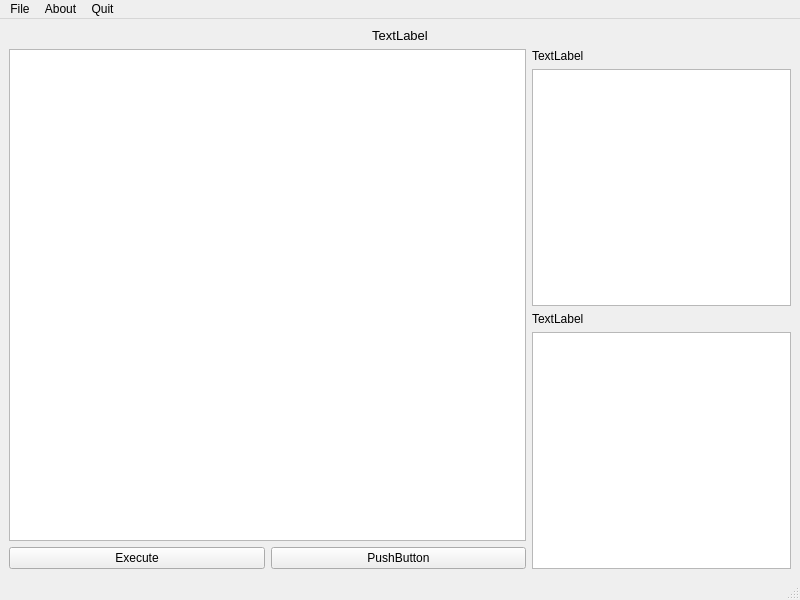
Yormich/Em2, file mainwindow.ui: the form before one commit.
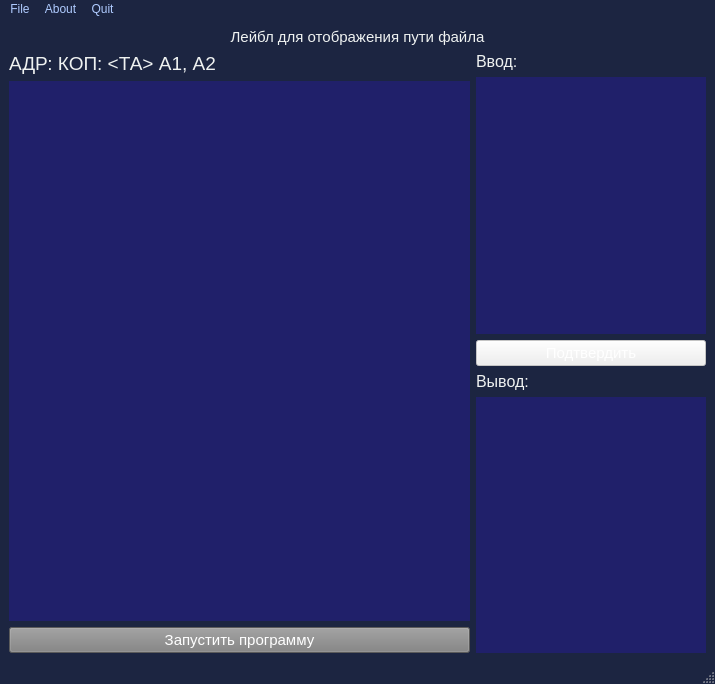
The form after the commit. Icons and pictures are not drawn.

Diff of the .ui file:
```diff
--- a/mainwindow.ui
+++ b/mainwindow.ui
@@ -6,13 +6,43 @@
    <rect>
     <x>0</x>
     <y>0</y>
-    <width>800</width>
-    <height>600</height>
+    <width>715</width>
+    <height>684</height>
    </rect>
   </property>
   <property name="windowTitle">
    <string>MainWindow</string>
   </property>
+  <property name="styleSheet">
+   <string notr="true">QMainWindow{
+background-color: #1C2541;
+}
+QMenuBar{
+background-color: #1C2541;
+}
+QMenuBar::item {
+color: #AFCBFF;
+}
+QMenuBar::item:selected{
+background-color: #EFF2F1;
+color: #000000
+}
+
+QMenu::item{
+background-color: #1C2541;
+color: #AFCBFF;
+}
+
+QMenu::item:selected{
+background-color: #EFF2F1;
+color: #000000
+}
+
+QMenu::separator{
+	color: #EFF2F1;
+}
+</string>
+  </property>
   <widget class="QWidget" name="centralwidget">
    <layout class="QHBoxLayout" name="horizontalLayout_2">
     <item>
@@ -21,11 +51,17 @@
        <widget class="QLabel" name="fileNameLabel">
         <property name="font">
          <font>
-          <pointsize>10</pointsize>
+          <pointsize>11</pointsize>
          </font>
         </property>
+        <property name="styleSheet">
+         <string notr="true">QLabel{
+background-color: #1C2541;
+color: #EFF2F1;
+}</string>
+        </property>
         <property name="text">
-         <string>TextLabel</string>
+         <string>Лейбл для отображения пути файла</string>
         </property>
         <property name="alignment">
          <set>Qt::AlignCenter</set>
@@ -35,23 +71,434 @@
       <item>
        <layout class="QHBoxLayout" name="horizontalLayout" stretch="2,1">
         <item>
-         <layout class="QVBoxLayout" name="verticalLayout_2" stretch="7,1">
+         <layout class="QVBoxLayout" name="verticalLayout_2" stretch="0,15,1">
           <item>
-           <widget class="QPlainTextEdit" name="programTextEdit"/>
+           <widget class="QLabel" name="templateComandLabel">
+            <property name="font">
+             <font>
+              <pointsize>14</pointsize>
+             </font>
+            </property>
+            <property name="styleSheet">
+             <string notr="true">QLabel{
+background-color: #1C2541;
+color: #EFF2F1;
+}</string>
+            </property>
+            <property name="text">
+             <string>АДР: КОП: &lt;ТА&gt; А1, А2</string>
+            </property>
+           </widget>
+          </item>
+          <item>
+           <widget class="QPlainTextEdit" name="programTextEdit">
+            <property name="palette">
+             <palette>
+              <active>
+               <colorrole role="WindowText">
+                <brush brushstyle="SolidPattern">
+                 <color alpha="255">
+                  <red>239</red>
+                  <green>242</green>
+                  <blue>241</blue>
+                 </color>
+                </brush>
+               </colorrole>
+               <colorrole role="Text">
+                <brush brushstyle="SolidPattern">
+                 <color alpha="255">
+                  <red>239</red>
+                  <green>242</green>
+                  <blue>241</blue>
+                 </color>
+                </brush>
+               </colorrole>
+               <colorrole role="ButtonText">
+                <brush brushstyle="SolidPattern">
+                 <color alpha="255">
+                  <red>239</red>
+                  <green>242</green>
+                  <blue>241</blue>
+                 </color>
+                </brush>
+               </colorrole>
+               <colorrole role="Base">
+                <brush brushstyle="SolidPattern">
+                 <color alpha="255">
+                  <red>32</red>
+                  <green>32</green>
+                  <blue>106</blue>
+                 </color>
+                </brush>
+               </colorrole>
+               <colorrole role="PlaceholderText">
+                <brush brushstyle="NoBrush">
+                 <color alpha="128">
+                  <red>239</red>
+                  <green>242</green>
+                  <blue>241</blue>
+                 </color>
+                </brush>
+               </colorrole>
+              </active>
+              <inactive>
+               <colorrole role="WindowText">
+                <brush brushstyle="SolidPattern">
+                 <color alpha="255">
+                  <red>239</red>
+                  <green>242</green>
+                  <blue>241</blue>
+                 </color>
+                </brush>
+               </colorrole>
+               <colorrole role="Text">
+                <brush brushstyle="SolidPattern">
+                 <color alpha="255">
+                  <red>239</red>
+                  <green>242</green>
+                  <blue>241</blue>
+                 </color>
+                </brush>
+               </colorrole>
+               <colorrole role="ButtonText">
+                <brush brushstyle="SolidPattern">
+                 <color alpha="255">
+                  <red>239</red>
+                  <green>242</green>
+                  <blue>241</blue>
+                 </color>
+                </brush>
+               </colorrole>
+               <colorrole role="Base">
+                <brush brushstyle="SolidPattern">
+                 <color alpha="255">
+                  <red>32</red>
+                  <green>32</green>
+                  <blue>106</blue>
+                 </color>
+                </brush>
+               </colorrole>
+               <colorrole role="PlaceholderText">
+                <brush brushstyle="NoBrush">
+                 <color alpha="128">
+                  <red>239</red>
+                  <green>242</green>
+                  <blue>241</blue>
+                 </color>
+                </brush>
+               </colorrole>
+              </inactive>
+              <disabled>
+               <colorrole role="WindowText">
+                <brush brushstyle="SolidPattern">
+                 <color alpha="255">
+                  <red>239</red>
+                  <green>242</green>
+                  <blue>241</blue>
+                 </color>
+                </brush>
+               </colorrole>
+               <colorrole role="Text">
+                <brush brushstyle="SolidPattern">
+                 <color alpha="255">
+                  <red>239</red>
+                  <green>242</green>
+                  <blue>241</blue>
+                 </color>
+                </brush>
+               </colorrole>
+               <colorrole role="ButtonText">
+                <brush brushstyle="SolidPattern">
+                 <color alpha="255">
+                  <red>239</red>
+                  <green>242</green>
+                  <blue>241</blue>
+                 </color>
+                </brush>
+               </colorrole>
+               <colorrole role="Base">
+                <brush brushstyle="SolidPattern">
+                 <color alpha="255">
+                  <red>68</red>
+                  <green>68</green>
+                  <blue>68</blue>
+                 </color>
+                </brush>
+               </colorrole>
+               <colorrole role="PlaceholderText">
+                <brush brushstyle="NoBrush">
+                 <color alpha="128">
+                  <red>239</red>
+                  <green>242</green>
+                  <blue>241</blue>
+                 </color>
+                </brush>
+               </colorrole>
+              </disabled>
+             </palette>
+            </property>
+            <property name="font">
+             <font>
+              <pointsize>14</pointsize>
+             </font>
+            </property>
+            <property name="styleSheet">
+             <string notr="true">QPlainTextEdit
+{
+	border-radius: 1px solid #EFF2F1;
+	color: #EFF2F1;
+	
+}</string>
+            </property>
+            <property name="frameShape">
+             <enum>QFrame::StyledPanel</enum>
+            </property>
+            <property name="frameShadow">
+             <enum>QFrame::Sunken</enum>
+            </property>
+            <property name="lineWidth">
+             <number>1</number>
+            </property>
+            <property name="midLineWidth">
+             <number>0</number>
+            </property>
+           </widget>
           </item>
           <item>
            <layout class="QHBoxLayout" name="horizontalLayout_3">
             <item>
              <widget class="QPushButton" name="runProgram">
-              <property name="text">
-               <string>Execute</string>
+              <property name="palette">
+               <palette>
+                <active>
+                 <colorrole role="WindowText">
+                  <brush brushstyle="SolidPattern">
+                   <color alpha="255">
+                    <red>255</red>
+                    <green>255</green>
+                    <blue>255</blue>
+                   </color>
+                  </brush>
+                 </colorrole>
+                 <colorrole role="Button">
+                  <brush brushstyle="SolidPattern">
+                   <color alpha="255">
+                    <red>128</red>
+                    <green>128</green>
+                    <blue>128</blue>
+                   </color>
+                  </brush>
+                 </colorrole>
+                 <colorrole role="Text">
+                  <brush brushstyle="SolidPattern">
+                   <color alpha="255">
+                    <red>255</red>
+                    <green>255</green>
+                    <blue>255</blue>
+                   </color>
+                  </brush>
+                 </colorrole>
+                 <colorrole role="ButtonText">
+                  <brush brushstyle="SolidPattern">
+                   <color alpha="255">
+                    <red>255</red>
+                    <green>255</green>
+                    <blue>255</blue>
+                   </color>
+                  </brush>
+                 </colorrole>
+                 <colorrole role="Base">
+                  <brush brushstyle="SolidPattern">
+                   <color alpha="255">
+                    <red>128</red>
+                    <green>128</green>
+                    <blue>128</blue>
+                   </color>
+                  </brush>
+                 </colorrole>
+                 <colorrole role="Window">
+                  <brush brushstyle="SolidPattern">
+                   <color alpha="255">
+                    <red>128</red>
+                    <green>128</green>
+                    <blue>128</blue>
+                   </color>
+                  </brush>
+                 </colorrole>
+                 <colorrole role="PlaceholderText">
+                  <brush brushstyle="SolidPattern">
+                   <color alpha="128">
+                    <red>85</red>
+                    <green>0</green>
+                    <blue>127</blue>
+                   </color>
+                  </brush>
+                 </colorrole>
+                </active>
+                <inactive>
+                 <colorrole role="WindowText">
+                  <brush brushstyle="SolidPattern">
+                   <color alpha="255">
+                    <red>255</red>
+                    <green>255</green>
+                    <blue>255</blue>
+                   </color>
+                  </brush>
+                 </colorrole>
+                 <colorrole role="Button">
+                  <brush brushstyle="SolidPattern">
+                   <color alpha="255">
+                    <red>128</red>
+                    <green>128</green>
+                    <blue>128</blue>
+                   </color>
+                  </brush>
+                 </colorrole>
+                 <colorrole role="Text">
+                  <brush brushstyle="SolidPattern">
+                   <color alpha="255">
+                    <red>255</red>
+                    <green>255</green>
+                    <blue>255</blue>
+                   </color>
+                  </brush>
+                 </colorrole>
+                 <colorrole role="ButtonText">
+                  <brush brushstyle="SolidPattern">
+                   <color alpha="255">
+                    <red>255</red>
+                    <green>255</green>
+                    <blue>255</blue>
+                   </color>
+                  </brush>
+                 </colorrole>
+                 <colorrole role="Base">
+                  <brush brushstyle="SolidPattern">
+                   <color alpha="255">
+                    <red>128</red>
+                    <green>128</green>
+                    <blue>128</blue>
+                   </color>
+                  </brush>
+                 </colorrole>
+                 <colorrole role="Window">
+                  <brush brushstyle="SolidPattern">
+                   <color alpha="255">
+                    <red>128</red>
+                    <green>128</green>
+                    <blue>128</blue>
+                   </color>
+                  </brush>
+                 </colorrole>
+                 <colorrole role="PlaceholderText">
+                  <brush brushstyle="SolidPattern">
+                   <color alpha="128">
+                    <red>85</red>
+                    <green>0</green>
+                    <blue>127</blue>
+                   </color>
+                  </brush>
+                 </colorrole>
+                </inactive>
+                <disabled>
+                 <colorrole role="WindowText">
+                  <brush brushstyle="SolidPattern">
+                   <color alpha="255">
+                    <red>255</red>
+                    <green>255</green>
+                    <blue>255</blue>
+                   </color>
+                  </brush>
+                 </colorrole>
+                 <colorrole role="Button">
+                  <brush brushstyle="SolidPattern">
+                   <color alpha="255">
+                    <red>128</red>
+                    <green>128</green>
+                    <blue>128</blue>
+                   </color>
+                  </brush>
+                 </colorrole>
+                 <colorrole role="Text">
+                  <brush brushstyle="SolidPattern">
+                   <color alpha="255">
+                    <red>255</red>
+                    <green>255</green>
+                    <blue>255</blue>
+                   </color>
+                  </brush>
+                 </colorrole>
+                 <colorrole role="ButtonText">
+                  <brush brushstyle="SolidPattern">
+                   <color alpha="255">
+                    <red>255</red>
+                    <green>255</green>
+                    <blue>255</blue>
+                   </color>
+                  </brush>
+                 </colorrole>
+                 <colorrole role="Base">
+                  <brush brushstyle="SolidPattern">
+                   <color alpha="255">
+                    <red>128</red>
+                    <green>128</green>
+                    <blue>128</blue>
+                   </color>
+                  </brush>
+                 </colorrole>
+                 <colorrole role="Window">
+                  <brush brushstyle="SolidPattern">
+                   <color alpha="255">
+                    <red>128</red>
+                    <green>128</green>
+                    <blue>128</blue>
+                   </color>
+                  </brush>
+                 </colorrole>
+                 <colorrole role="PlaceholderText">
+                  <brush brushstyle="SolidPattern">
+                   <color alpha="128">
+                    <red>0</red>
+                    <green>0</green>
+                    <blue>0</blue>
+                   </color>
+                  </brush>
+                 </colorrole>
+                </disabled>
+               </palette>
               </property>
-             </widget>
-            </item>
-            <item>
-             <widget class="QPushButton" name="pushButton_2">
+              <property name="font">
+               <font>
+                <pointsize>11</pointsize>
+                <weight>37</weight>
+                <bold>false</bold>
+                <underline>false</underline>
+                <strikeout>false</strikeout>
+               </font>
+              </property>
+              <property name="styleSheet">
+               <string notr="true">QPushButton{
+padding:0.35em 1.2em;
+border: 0.1em solid #FFFFFF;
+border-radius: 0.12em;
+margin: 0 0.3em 0.3em 0;
+text-decoration:none;
+font-weight:300;
+color:#FFFFFF;
+text-align:center;
+}
+QPushButton:hover{
+color:#000000;
+background-color:#FFFFFF;
+}
+QPushButton{
+margin:0.4em auto;
+}
+
+</string>
+              </property>
               <property name="text">
-               <string>PushButton</string>
+               <string>Запустить программу</string>
               </property>
              </widget>
             </item>
@@ -62,9 +509,20 @@
         <item>
          <layout class="QVBoxLayout" name="verticalLayout_3">
           <item>
-           <widget class="QLabel" name="label_2">
+           <widget class="QLabel" name="inputLabel">
+            <property name="font">
+             <font>
+              <pointsize>12</pointsize>
+             </font>
+            </property>
+            <property name="styleSheet">
+             <string notr="true">QLabel{
+background-color: #1C2541;
+color: #EFF2F1;
+}</string>
+            </property>
             <property name="text">
-             <string>TextLabel</string>
+             <string>Ввод:</string>
             </property>
            </widget>
           </item>
@@ -73,17 +531,388 @@
             <property name="enabled">
              <bool>true</bool>
             </property>
+            <property name="palette">
+             <palette>
+              <active>
+               <colorrole role="WindowText">
+                <brush brushstyle="SolidPattern">
+                 <color alpha="255">
+                  <red>239</red>
+                  <green>242</green>
+                  <blue>241</blue>
+                 </color>
+                </brush>
+               </colorrole>
+               <colorrole role="Text">
+                <brush brushstyle="SolidPattern">
+                 <color alpha="255">
+                  <red>239</red>
+                  <green>242</green>
+                  <blue>241</blue>
+                 </color>
+                </brush>
+               </colorrole>
+               <colorrole role="ButtonText">
+                <brush brushstyle="SolidPattern">
+                 <color alpha="255">
+                  <red>239</red>
+                  <green>242</green>
+                  <blue>241</blue>
+                 </color>
+                </brush>
+               </colorrole>
+               <colorrole role="Base">
+                <brush brushstyle="SolidPattern">
+                 <color alpha="255">
+                  <red>32</red>
+                  <green>32</green>
+                  <blue>106</blue>
+                 </color>
+                </brush>
+               </colorrole>
+               <colorrole role="PlaceholderText">
+                <brush brushstyle="NoBrush">
+                 <color alpha="128">
+                  <red>239</red>
+                  <green>242</green>
+                  <blue>241</blue>
+                 </color>
+                </brush>
+               </colorrole>
+              </active>
+              <inactive>
+               <colorrole role="WindowText">
+                <brush brushstyle="SolidPattern">
+                 <color alpha="255">
+                  <red>239</red>
+                  <green>242</green>
+                  <blue>241</blue>
+                 </color>
+                </brush>
+               </colorrole>
+               <colorrole role="Text">
+                <brush brushstyle="SolidPattern">
+                 <color alpha="255">
+                  <red>239</red>
+                  <green>242</green>
+                  <blue>241</blue>
+                 </color>
+                </brush>
+               </colorrole>
+               <colorrole role="ButtonText">
+                <brush brushstyle="SolidPattern">
+                 <color alpha="255">
+                  <red>239</red>
+                  <green>242</green>
+                  <blue>241</blue>
+                 </color>
+                </brush>
+               </colorrole>
+               <colorrole role="Base">
+                <brush brushstyle="SolidPattern">
+                 <color alpha="255">
+                  <red>32</red>
+                  <green>32</green>
+                  <blue>106</blue>
+                 </color>
+                </brush>
+               </colorrole>
+               <colorrole role="PlaceholderText">
+                <brush brushstyle="NoBrush">
+                 <color alpha="128">
+                  <red>239</red>
+                  <green>242</green>
+                  <blue>241</blue>
+                 </color>
+                </brush>
+               </colorrole>
+              </inactive>
+              <disabled>
+               <colorrole role="WindowText">
+                <brush brushstyle="SolidPattern">
+                 <color alpha="255">
+                  <red>239</red>
+                  <green>242</green>
+                  <blue>241</blue>
+                 </color>
+                </brush>
+               </colorrole>
+               <colorrole role="Text">
+                <brush brushstyle="SolidPattern">
+                 <color alpha="255">
+                  <red>239</red>
+                  <green>242</green>
+                  <blue>241</blue>
+                 </color>
+                </brush>
+               </colorrole>
+               <colorrole role="ButtonText">
+                <brush brushstyle="SolidPattern">
+                 <color alpha="255">
+                  <red>239</red>
+                  <green>242</green>
+                  <blue>241</blue>
+                 </color>
+                </brush>
+               </colorrole>
+               <colorrole role="Base">
+                <brush brushstyle="SolidPattern">
+                 <color alpha="255">
+                  <red>68</red>
+                  <green>68</green>
+                  <blue>68</blue>
+                 </color>
+                </brush>
+               </colorrole>
+               <colorrole role="PlaceholderText">
+                <brush brushstyle="NoBrush">
+                 <color alpha="128">
+                  <red>239</red>
+                  <green>242</green>
+                  <blue>241</blue>
+                 </color>
+                </brush>
+               </colorrole>
+              </disabled>
+             </palette>
+            </property>
+            <property name="font">
+             <font>
+              <pointsize>11</pointsize>
+             </font>
+            </property>
+            <property name="styleSheet">
+             <string notr="true">QTextEdit
+{
+	border-radius: 1px solid #EFF2F1;
+	color: #EFF2F1;
+	
+}</string>
+            </property>
+            <property name="readOnly">
+             <bool>true</bool>
+            </property>
            </widget>
           </item>
           <item>
-           <widget class="QLabel" name="label_3">
+           <widget class="QPushButton" name="confirmInputButton">
+            <property name="enabled">
+             <bool>false</bool>
+            </property>
+            <property name="font">
+             <font>
+              <pointsize>11</pointsize>
+              <weight>37</weight>
+              <bold>false</bold>
+              <underline>false</underline>
+              <strikeout>false</strikeout>
+             </font>
+            </property>
+            <property name="styleSheet">
+             <string notr="true">QPushButton{
+padding:0.35em 1.2em;
+border: 0.1em solid #FFFFFF;
+border-radius: 0.12em;
+margin: 0 0.3em 0.3em 0;
+text-decoration:none;
+font-weight:300;
+color:#FFFFFF;
+text-align:center;
+}
+QPushButton:hover{
+color:#000000;
+background-color:#FFFFFF;
+}
+QPushButton{
+margin:0.4em auto;
+}
+
+</string>
+            </property>
             <property name="text">
-             <string>TextLabel</string>
+             <string>Подтвердить</string>
             </property>
            </widget>
           </item>
           <item>
-           <widget class="QTextBrowser" name="outputTextEdit"/>
+           <widget class="QLabel" name="OutputLabel">
+            <property name="font">
+             <font>
+              <pointsize>12</pointsize>
+             </font>
+            </property>
+            <property name="styleSheet">
+             <string notr="true">QLabel{
+background-color: #1C2541;
+color: #EFF2F1;
+}</string>
+            </property>
+            <property name="text">
+             <string>Вывод:</string>
+            </property>
+           </widget>
+          </item>
+          <item>
+           <widget class="QTextBrowser" name="outputTextEdit">
+            <property name="palette">
+             <palette>
+              <active>
+               <colorrole role="WindowText">
+                <brush brushstyle="SolidPattern">
+                 <color alpha="255">
+                  <red>239</red>
+                  <green>242</green>
+                  <blue>241</blue>
+                 </color>
+                </brush>
+               </colorrole>
+               <colorrole role="Text">
+                <brush brushstyle="SolidPattern">
+                 <color alpha="255">
+                  <red>239</red>
+                  <green>242</green>
+                  <blue>241</blue>
+                 </color>
+                </brush>
+               </colorrole>
+               <colorrole role="ButtonText">
+                <brush brushstyle="SolidPattern">
+                 <color alpha="255">
+                  <red>239</red>
+                  <green>242</green>
+                  <blue>241</blue>
+                 </color>
+                </brush>
+               </colorrole>
+               <colorrole role="Base">
+                <brush brushstyle="SolidPattern">
+                 <color alpha="255">
+                  <red>32</red>
+                  <green>32</green>
+                  <blue>106</blue>
+                 </color>
+                </brush>
+               </colorrole>
+               <colorrole role="PlaceholderText">
+                <brush brushstyle="NoBrush">
+                 <color alpha="128">
+                  <red>239</red>
+                  <green>242</green>
+                  <blue>241</blue>
+                 </color>
+                </brush>
+               </colorrole>
+              </active>
+              <inactive>
+               <colorrole role="WindowText">
+                <brush brushstyle="SolidPattern">
+                 <color alpha="255">
+                  <red>239</red>
+                  <green>242</green>
+                  <blue>241</blue>
+                 </color>
+                </brush>
+               </colorrole>
+               <colorrole role="Text">
+                <brush brushstyle="SolidPattern">
+                 <color alpha="255">
+                  <red>239</red>
+                  <green>242</green>
+                  <blue>241</blue>
+                 </color>
+                </brush>
+               </colorrole>
+               <colorrole role="ButtonText">
+                <brush brushstyle="SolidPattern">
+                 <color alpha="255">
+                  <red>239</red>
+                  <green>242</green>
+                  <blue>241</blue>
+                 </color>
+                </brush>
+               </colorrole>
+               <colorrole role="Base">
+                <brush brushstyle="SolidPattern">
+                 <color alpha="255">
+                  <red>32</red>
+                  <green>32</green>
+                  <blue>106</blue>
+                 </color>
+                </brush>
+               </colorrole>
+               <colorrole role="PlaceholderText">
+                <brush brushstyle="NoBrush">
+                 <color alpha="128">
+                  <red>239</red>
+                  <green>242</green>
+                  <blue>241</blue>
+                 </color>
+                </brush>
+               </colorrole>
+              </inactive>
+              <disabled>
+               <colorrole role="WindowText">
+                <brush brushstyle="SolidPattern">
+                 <color alpha="255">
+                  <red>239</red>
+                  <green>242</green>
+                  <blue>241</blue>
+                 </color>
+                </brush>
+               </colorrole>
+               <colorrole role="Text">
+                <brush brushstyle="SolidPattern">
+                 <color alpha="255">
+                  <red>239</red>
+                  <green>242</green>
+                  <blue>241</blue>
+                 </color>
+                </brush>
+               </colorrole>
+               <colorrole role="ButtonText">
+                <brush brushstyle="SolidPattern">
+                 <color alpha="255">
+                  <red>239</red>
+                  <green>242</green>
+                  <blue>241</blue>
+                 </color>
+                </brush>
+               </colorrole>
+               <colorrole role="Base">
+                <brush brushstyle="SolidPattern">
+                 <color alpha="255">
+                  <red>68</red>
+                  <green>68</green>
+                  <blue>68</blue>
+                 </color>
+                </brush>
+               </colorrole>
+               <colorrole role="PlaceholderText">
+                <brush brushstyle="NoBrush">
+                 <color alpha="128">
+                  <red>239</red>
+                  <green>242</green>
+                  <blue>241</blue>
+                 </color>
+                </brush>
+               </colorrole>
+              </disabled>
+             </palette>
+            </property>
+            <property name="font">
+             <font>
+              <pointsize>11</pointsize>
+             </font>
+            </property>
+            <property name="styleSheet">
+             <string notr="true">QTextBrowser
+{
+	border-radius: 1px solid #EFF2F1;
+	color: #EFF2F1;
+	
+}</string>
+            </property>
+           </widget>
           </item>
          </layout>
         </item>
@@ -98,7 +927,7 @@
     <rect>
      <x>0</x>
      <y>0</y>
-     <width>800</width>
+     <width>715</width>
      <height>25</height>
     </rect>
    </property>
```
Left out of the diff: 30 changed lines with no effect on the pictures.
